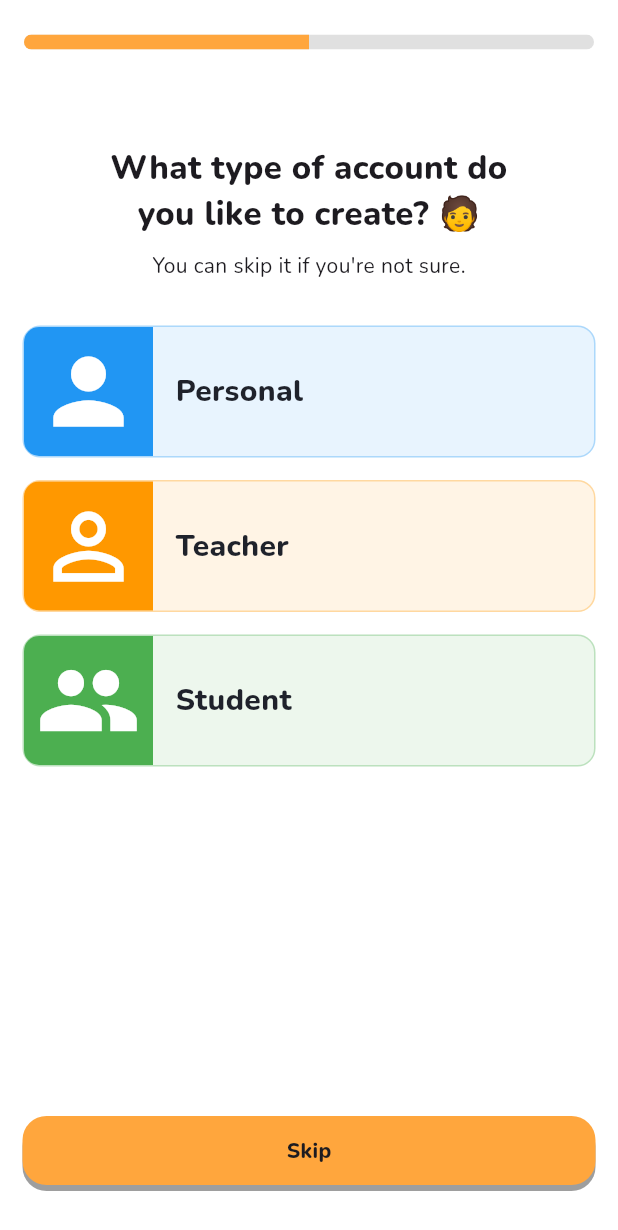
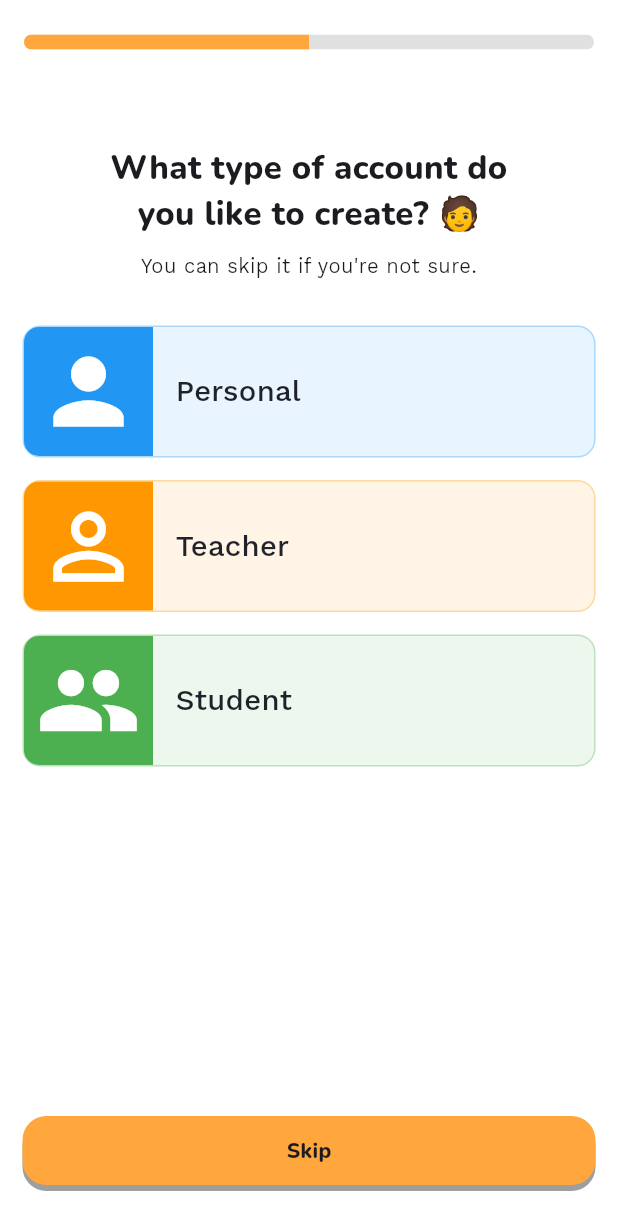
Before and after one commit to Ly-Chheng/quizzo, a Flutter app: the HaveAccountScreen screen opened by its route, after a tap on "Sing Up", on a phone screen of 412 x 824 dp. Shown: the top 1230 px of the screen. Run offline on Flutter 3.47's test engine with Material 3 defaults, Android fonts, the phone set to English and light mode, and no system bars; our stand-ins replace cached_network_image, firebase_core, firebase_messaging, flutter_dotenv, flutter_image_compress, flutter_local_notifications and 12 more; missing offline and left inert: flutter_device_type, gallery_saver_plus; accounts and stored records are empty; network calls fail.

Commit message:
pull and merger ready

```diff
--- a/lib/core/utils/app_fonts.dart
+++ b/lib/core/utils/app_fonts.dart
@@ -68,8 +68,9 @@
   }
 
   static TextStyle subHeaderTextStyleBold20_22(BuildContext context) {
+    String languageCode = Get.locale?.languageCode ?? 'en';
     return TextStyle(
-      fontFamily: AppFontStyle().fontebold,
+      fontFamily: languageCode == 'km' ? 'KantumruyPro-Medium' : 'Nunito-Bold',
       fontSize: AppFontSize(context).titleSize,
       color: AppTheme().iconTheme,
     );
--- a/lib/core/utils/app_language.dart
+++ b/lib/core/utils/app_language.dart
@@ -9,13 +9,23 @@
   Map<String, Map<String, String>> get keys => {
         'en_US': {
           'locale': 'en',
+          'library': 'Library',
+          'profile': 'Profile',
+          'create': 'Create',
           'home': 'HomeScreen',
+          'discover': 'Discover',
+          'view_all': 'View all',
           'save_to_gallery': 'QR code saved to gallery!',
         },
         'km_KM': {
           'locale': 'km',
           'home': 'ទំព័រដើម',
           'save_to_gallery': 'QR code ត្រូវបានរក្សាទុកនៅក្នុងរូបថត!',
+          'discover': 'ស្វែងរក',
+          'library': 'បណ្ណាល័យ',
+          'profile': 'ប្រតិបត្តិការ',
+          'create': 'បង្កើត',
+          'view_all': 'មើលទាំងអស់',
         },
       };
 }
--- a/lib/views/home/home_screen.dart
+++ b/lib/views/home/home_screen.dart
@@ -39,7 +39,7 @@
                 height: 4,
               ),
               ReusableSectionTitle(
-                title: 'Discover',
+                title: 'discover'.tr,
                 onTap: () {
                   Get.to(DiscoverListScreen());
                 },
@@ -105,7 +105,7 @@
                   itemBuilder: (context, index) {
                     final quiz = quizData[index];
                     return Container(
-                      margin: const EdgeInsets.only( right: 15),
+                      margin: const EdgeInsets.only(right: 15),
                       child: TopCollectionCard(
                         name: quiz['name']!,
                         imageUrl: quiz['imagesb']!,
```
Also changed, not shown: lib/models/BottomNavigationBar/navigationbar_view_model.dart (+7 -7 lines), pubspec.yaml (+5 -3 lines), assets/fonts/Moul-Regular.ttf (added).
